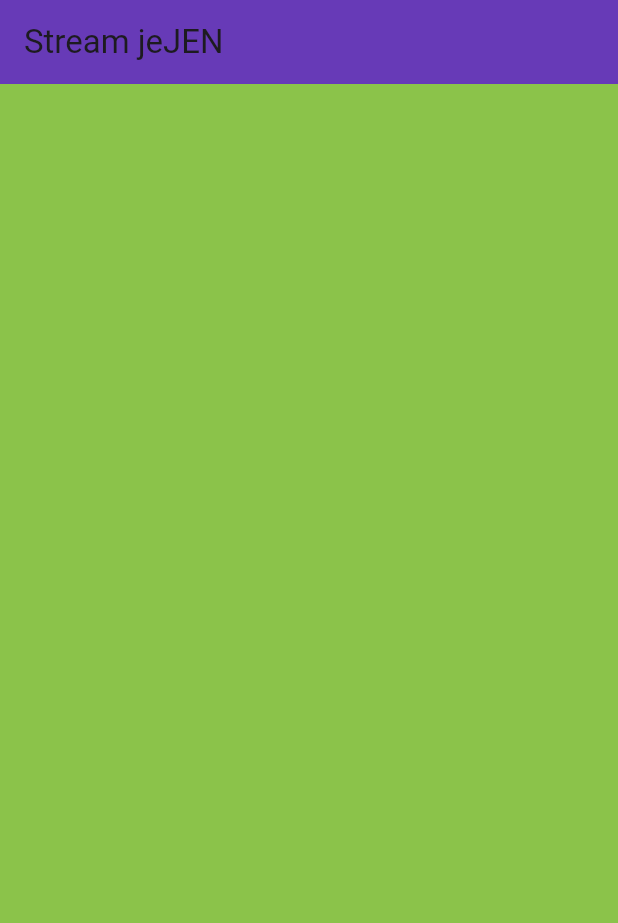
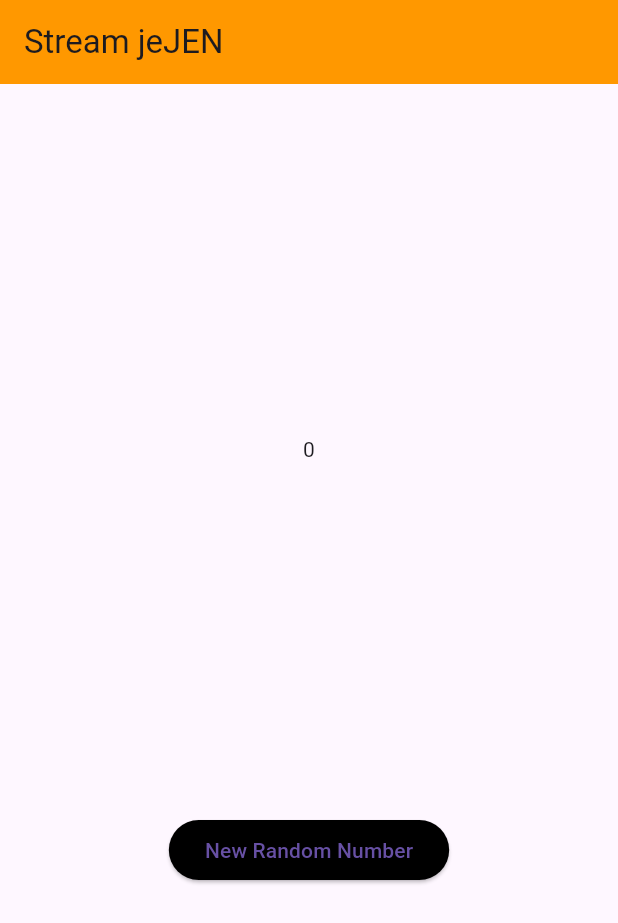
Before and after one commit to jejenjaenudin0895/stream_JEJEN, a Flutter app: the screen it shows after launch, on a phone screen of 412 x 824 dp. Shown: the top 923 px of the screen. Run offline on Flutter 3.47's test engine with Material 3 defaults, Android fonts, the phone set to English and light mode, and no system bars.

```diff
--- a/lib/main.dart
+++ b/lib/main.dart
@@ -1,5 +1,7 @@
 import 'package:flutter/material.dart';
 import 'stream.dart';
+import 'dart:async';
+import 'dart:math';
 
 void main() {
   runApp(const MyApp());
@@ -14,13 +16,13 @@ class MyApp extends StatelessWidget {
     return MaterialApp(
       title: 'Stream JEJEN',
       theme: ThemeData(
-        primarySwatch: Colors.deepPurple,
+        primarySwatch: Colors.red,
         appBarTheme: const AppBarTheme(
-          backgroundColor: Colors.deepPurple,
+          backgroundColor: Colors.orange,
         ),
         elevatedButtonTheme: ElevatedButtonThemeData(
           style: ElevatedButton.styleFrom(
-            backgroundColor: Colors.deepPurple,
+            backgroundColor: Colors.black,
           ),
         ),
       ),
@@ -44,17 +46,49 @@ class _StreamHomePageState extends State<StreamHomePage> {
     late ColorStream colorStream;
 
   void changeColor() async {
+
+    colorStream.getColors().listen((eventColor) {
+      setState(() {
+        bgColor = eventColor;
+
+      });
+    });
+    /*
     await for (var eventColor in colorStream.getColors()) {
       setState(() {
         bgColor = eventColor;
       });
     }
+
+     */
   }
+
+  void addRandomNumber() {
+    Random random = Random();
+   // int myNum = random.nextInt(10);
+   // numberStream.addNumberToSink(myNum);
+  numberStream.addError();
+  }
+
+
+
   @override
   void initState() {
+    numberStream = NumberStream();
+    numberStreamController = numberStream.controller;
+    Stream stream = numberStreamController.stream;
+    stream.listen((event){
+      setState(() {
+        lastNumber = event;
+      });
+    }).onError((error){
+      setState(() {
+        lastNumber = -1;
+      });
+    });
     super.initState();
-    colorStream = ColorStream();
-    changeColor();
+   // colorStream = ColorStream();
+    //changeColor();
   }
   @override
   Widget build(BuildContext context) {
@@ -62,10 +96,25 @@ class _StreamHomePageState extends State<StreamHomePage> {
       appBar: AppBar(
         title: const Text('Stream jeJEN'),
       ),
-      body: Container(
-        decoration: BoxDecoration(color: bgColor),
+      body: SizedBox(
+        width: double.infinity,
+        child: Column(
+          mainAxisAlignment: MainAxisAlignment.spaceEvenly,
+          crossAxisAlignment: CrossAxisAlignment.center,
+          children: [
+            Text(lastNumber.toString()),
+            ElevatedButton(
+              onPressed: () => addRandomNumber(),
+              child: Text('New Random Number'),
+            )
+          ],
+        ),
+        //decoration: BoxDecoration(color: bgColor),
       ));
   }
+int lastNumber = 0;
+  late StreamController numberStreamController;
+  late NumberStream numberStream;
 
 
 }
--- a/lib/stream.dart
+++ b/lib/stream.dart
@@ -1,5 +1,20 @@
 import 'package:flutter/material.dart';
+import 'dart:async';
 
+class NumberStream {
+  final StreamController<int> controller = StreamController<int>();
+
+  void addNumberToSink(int newNumber) {
+    controller.sink.add(newNumber);
+  }
+  close() {
+    controller.close();
+
+  }
+  addError() {
+    controller.sink.addError('error');
+  }
+}
 class ColorStream {
   final List<Color> colors = [
     Colors.blueGrey,
```
Also changed, not shown: images/JawabanSoal7.png (added), 1 other file.
